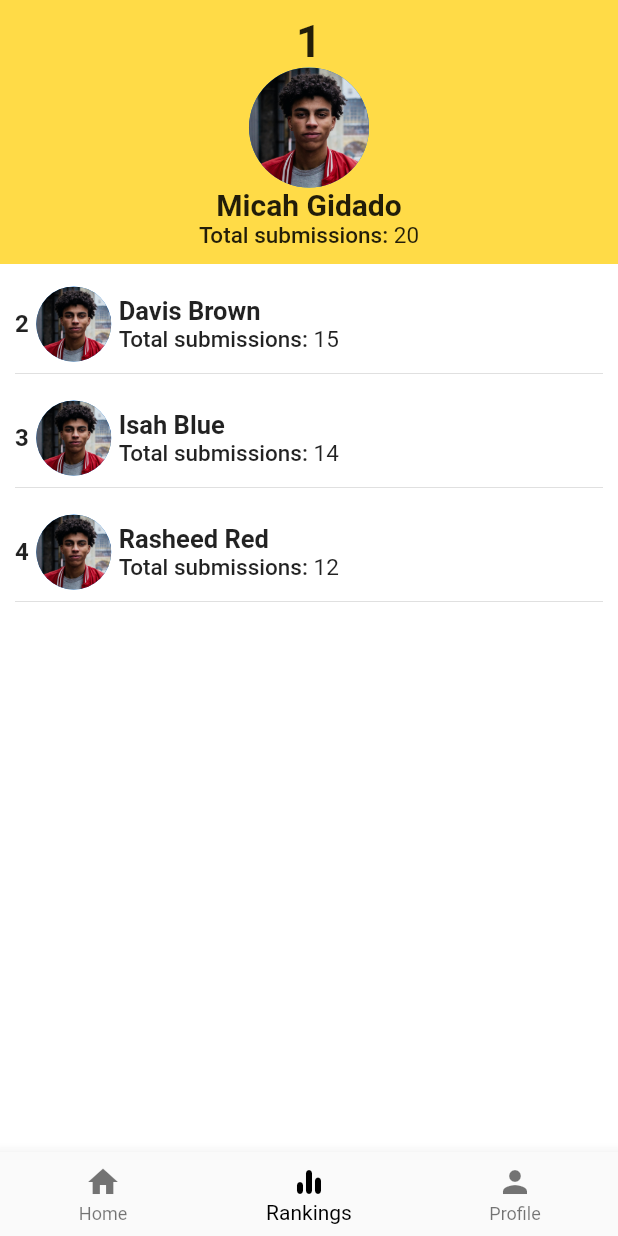
After one commit to codemicah/plastiex, a Flutter app: the screen it shows once a user with an empty profile is signed in, item 2 of the bottom bar chosen, on a phone screen of 412 x 824 dp. The commit adds this screen. Run offline on Flutter 3.47's test engine with Material 2 defaults, Android fonts, the phone set to English and light mode, and no system bars; our stand-ins replace firebase_auth, firebase_core; accounts and stored records are empty; network calls fail.

Commit message:
1. Updated profile screen 2. Updated rankings screen 3. Added ranking model 4. Added submission model 5. Added theme file and other ui improvements

```diff
--- /dev/null
+++ b/lib/models/ranking.dart
@@ -0,0 +1,7 @@
+class Ranking {
+  String name, uid, avatar;
+  int totalSubmissions, position;
+
+  Ranking(
+      {this.name, this.uid, this.totalSubmissions, this.avatar, this.position});
+}
--- a/lib/screens/home/home.dart
+++ b/lib/screens/home/home.dart
@@ -1,10 +1,16 @@
 import 'package:flutter/material.dart';
 import 'package:flutter/material.dart';
 import 'package:plastiex/screens/home/profile.dart';
+import 'package:plastiex/screens/home/rankings.dart';
 import 'package:plastiex/ui/appbar.dart';
 import 'package:plastiex/ui/colors.dart';
 
-class Home extends StatelessWidget {
+class Home extends StatefulWidget {
+  @override
+  _HomeState createState() => _HomeState();
+}
+
+class _HomeState extends State<Home> {
   final ValueNotifier _selectedIndex = ValueNotifier<int>(0);
 
   void _onItemTapped(int index) {
@@ -29,7 +35,7 @@ class Home extends StatelessWidget {
         ),
       ],
     ),
-    Text('Rankings'),
+    Rankings(),
     Profile()
   ];
 
@@ -46,6 +52,7 @@ class Home extends StatelessWidget {
         bottomNavigationBar: BottomNavigationBar(
           currentIndex: _selectedIndex.value,
           onTap: _onItemTapped,
+          selectedItemColor: Colors.black,
           items: [
             BottomNavigationBarItem(
               icon: Icon(Icons.home),
--- /dev/null
+++ b/lib/screens/home/rankings.dart
@@ -0,0 +1,173 @@
+import 'package:flutter/material.dart';
+import 'package:flutter/services.dart';
+import 'package:plastiex/models/ranking.dart';
+import 'package:plastiex/size_configuration/size_config.dart';
+
+class Rankings extends StatefulWidget {
+  @override
+  _RankingsState createState() => _RankingsState();
+}
+
+class _RankingsState extends State<Rankings> {
+  List<Ranking> rankings = [
+    Ranking(
+      name: 'Micah Gidado',
+      uid: 'ae57cfg3',
+      avatar: 'assets/imgs/avatar.jpg',
+      position: 1,
+      totalSubmissions: 20,
+    ),
+    Ranking(
+      name: 'Davis Brown',
+      uid: 'ea26fcg5',
+      avatar: 'assets/imgs/avatar.jpg',
+      position: 2,
+      totalSubmissions: 15,
+    ),
+    Ranking(
+      name: 'Isah Blue',
+      uid: 'ea26fcg5',
+      avatar: 'assets/imgs/avatar.jpg',
+      position: 3,
+      totalSubmissions: 14,
+    ),
+    Ranking(
+      name: 'Rasheed Red',
+      uid: 'ea26fcg5',
+      avatar: 'assets/imgs/avatar.jpg',
+      position: 4,
+      totalSubmissions: 12,
+    ),
+  ];
+
+  Widget _getRank(Ranking rank) {
+    if (rank.position == 1) {
+      return Container(
+        color: Color(0xffFFDB47),
+        padding: EdgeInsets.all(10.0),
+        margin: EdgeInsets.only(bottom: 10.0),
+        child: Column(
+          children: [
+            Text(
+              '${rank.position}',
+              style: TextStyle().copyWith(
+                fontSize: 30.0,
+                fontWeight: FontWeight.bold,
+              ),
+            ),
+            CircleAvatar(
+              radius: 40,
+              backgroundImage: AssetImage(rank.avatar),
+            ),
+            Text(
+              rank.name,
+              style: TextStyle().copyWith(
+                fontSize: 20.0,
+                fontWeight: FontWeight.bold,
+              ),
+            ),
+            Row(
+              mainAxisAlignment: MainAxisAlignment.center,
+              children: [
+                Text(
+                  'Total submissions: ',
+                  style: TextStyle().copyWith(
+                    fontWeight: FontWeight.w500,
+                    fontSize: 15.0,
+                  ),
+                ),
+                Text(
+                  '${rank.totalSubmissions}',
+                  style: TextStyle().copyWith(
+                    fontSize: 15.0,
+                  ),
+                )
+              ],
+            )
+          ],
+        ),
+      );
+    } else {
+      return Container(
+        padding: EdgeInsets.symmetric(horizontal: 10.0, vertical: 5.0),
+        child: Column(
+          children: [
+            Row(
+              children: [
+                Text(
+                  '${rank.position}',
+                  style: TextStyle().copyWith(
+                    fontWeight: FontWeight.bold,
+                    fontSize: 16,
+                  ),
+                ),
+                SizedBox(
+                  width: 5.0,
+                ),
+                CircleAvatar(
+                  radius: 25.0,
+                  backgroundImage: AssetImage(rank.avatar),
+                ),
+                SizedBox(
+                  width: 5.0,
+                ),
+                Column(
+                  crossAxisAlignment: CrossAxisAlignment.start,
+                  children: [
+                    Text(
+                      rank.name,
+                      style: TextStyle().copyWith(
+                        fontWeight: FontWeight.w700,
+                        fontSize: 17,
+                      ),
+                    ),
+                    Row(
+                      mainAxisAlignment: MainAxisAlignment.center,
+                      children: [
+                        Text(
+                          'Total submissions: ',
+                          style: TextStyle().copyWith(
+                            fontWeight: FontWeight.w500,
+                            fontSize: 15.0,
+                          ),
+                        ),
+                        Text(
+                          '${rank.totalSubmissions}',
+                          style: TextStyle().copyWith(
+                            fontSize: 15.0,
+                          ),
+                        ),
+                      ],
+                    )
+                  ],
+                ),
+              ],
+            ),
+            Divider(),
+          ],
+        ),
+      );
+    }
+  }
+
+  @override
+  Widget build(BuildContext context) {
+    return AnnotatedRegion<SystemUiOverlayStyle>(
+      value: SystemUiOverlayStyle.light
+          .copyWith(statusBarColor: Color(0xffFFDB47)),
+      child: SafeArea(
+        child: Container(
+          height: SizeConfig.screenheight,
+          width: SizeConfig.screenWidth,
+          child: SingleChildScrollView(
+            physics: AlwaysScrollableScrollPhysics(),
+            child: Column(
+              crossAxisAlignment: CrossAxisAlignment.stretch,
+              children: rankings.map((rank) => _getRank(rank)).toList(),
+            ),
+          ),
+        ),
+      ),
+    );
+  }
+}
--- a/lib/screens/wrapper.dart
+++ b/lib/screens/wrapper.dart
@@ -6,6 +6,7 @@ import 'package:plastiex/screens/home/home.dart';
 class Wrapper extends StatelessWidget {
   @override
   Widget build(BuildContext context) {
+    // return Home();
     return StreamBuilder(
         stream: FirebaseAuth.instance.authStateChanges(),
         builder: (context, snapshot) {
--- a/lib/ui/theme.dart
+++ b/lib/ui/theme.dart
@@ -5,4 +5,12 @@ import 'package:plastiex/ui/colors.dart';
 
 ThemeData primaryTheme = ThemeData(
   scaffoldBackgroundColor: white,
+  textTheme: TextTheme(
+    bodyText1: TextStyle(
+      fontSize: 20.0,
+    ),
+    bodyText2: TextStyle(
+      fontSize: 18.0,
+    ),
+  ),
 );
--- a/pubspec.yaml
+++ b/pubspec.yaml
@@ -39,9 +39,8 @@ flutter:
   # the material Icons class.
   uses-material-design: true
   # To add assets to your application, add an assets section, like this:
-  # assets:
-  #   - images/a_dot_burr.jpeg
-  #   - images/a_dot_ham.jpeg
+  assets:
+    - assets/imgs/
   # An image asset can refer to one or more resolution-specific "variants", see
   # https://flutter.dev/assets-and-images/#resolution-aware.
   # For details regarding adding assets from package dependencies, see
```
Also changed, not shown: lib/models/submission.dart (added, +7 -0 lines), lib/screens/home/profile.dart (+125 -9 lines), assets/imgs/avatar.jpg (added), pubspec.lock.
